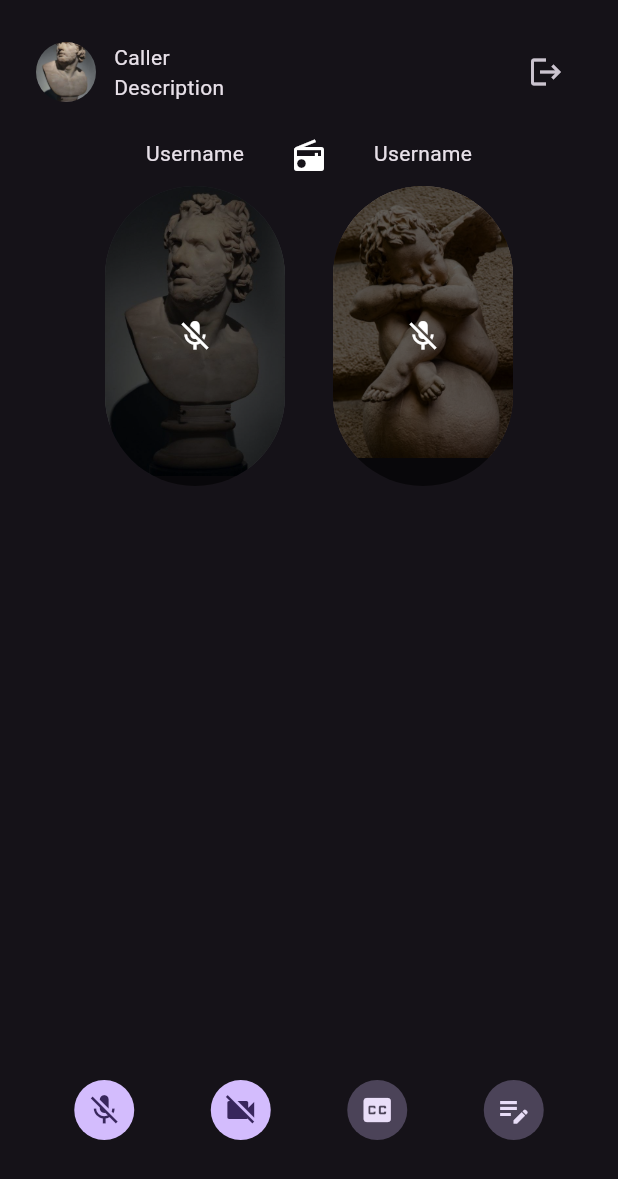
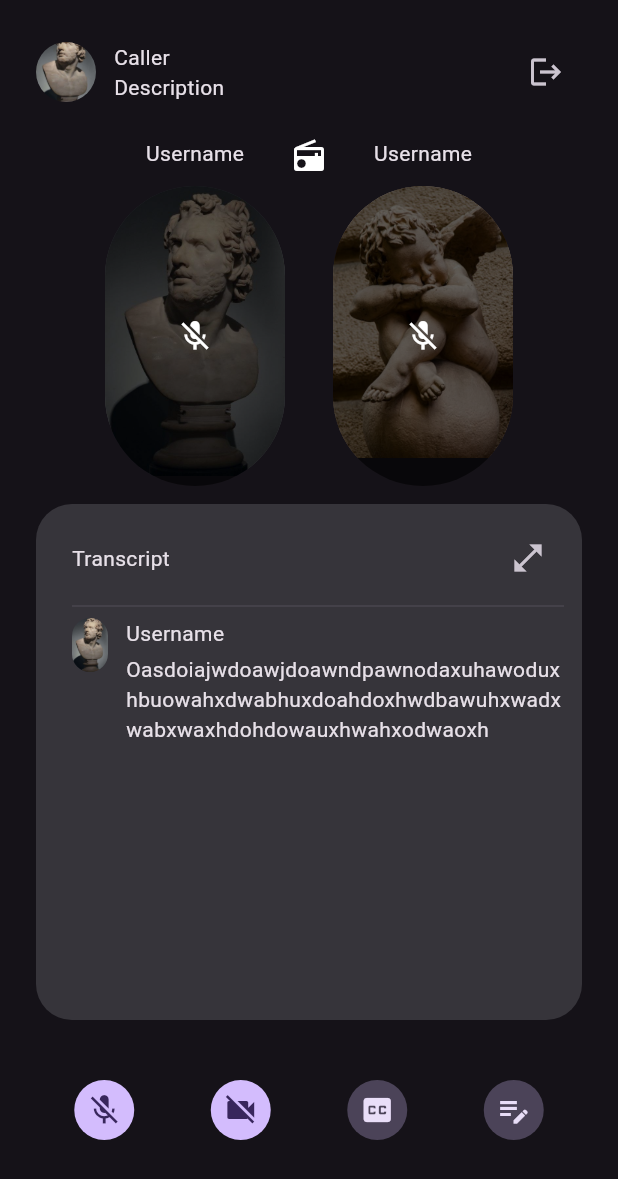
Before and after one commit to wiyantoeric/video_conference, a Flutter app: the SingleCallPage screen opened by its route, on a phone screen of 412 x 824 dp. Shown: the top 1179 px of the screen. Run offline on Flutter 3.47's test engine with Material 3 defaults, Android fonts, the phone set to English and light mode, and no system bars; our stand-ins replace go_router.

Commit message:
feat: create cc container

```diff
--- a/lib/widgets/double_participant_card.dart
+++ b/lib/widgets/double_participant_card.dart
@@ -19,7 +19,10 @@ class DoubleParticipantCard extends StatefulWidget {
 class _DoubleParticipantCardState extends State<DoubleParticipantCard> {
   @override
   Widget build(BuildContext context) {
-    return Row(
+    return Column(
+      mainAxisAlignment: MainAxisAlignment.center,
+      children: [
+        Row(
           crossAxisAlignment: CrossAxisAlignment.start,
           mainAxisAlignment: MainAxisAlignment.center,
           children: [
@@ -37,6 +40,97 @@ class _DoubleParticipantCardState extends State<DoubleParticipantCard> {
               isVideoOn: false,
             ),
           ],
+        ),
+        // May require cc posts : user desc, post content
+        CcContainer(),
+      ],
     );
   }
 }
+
+class CcContainer extends StatefulWidget {
+  const CcContainer({super.key});
+
+  @override
+  State<CcContainer> createState() => _CcContainerState();
+}
+
+class _CcContainerState extends State<CcContainer> {
+  @override
+  Widget build(BuildContext context) {
+    return Expanded(
+      child: Column(
+        children: [
+          SizedBox(height: 12),
+          // Cc container
+          Expanded(
+            child: Container(
+              padding: EdgeInsets.fromLTRB(24, 12, 12, 12),
+              decoration: BoxDecoration(
+                borderRadius: BorderRadius.circular(24),
+                color: Theme.of(context).colorScheme.surfaceContainerHighest,
+              ),
+              child: Column(
+                children: [
+                  Row(
+                    mainAxisAlignment: MainAxisAlignment.spaceBetween,
+                    children: [
+                      Text('Transcript'),
+                      IconButton(
+                        onPressed: () {},
+                        icon: Icon(Icons.open_in_full),
+                      ),
+                    ],
+                  ),
+                  Divider(),
+                  UserCcPost(),
+                ],
+              ),
+            ),
+          ),
+        ],
+      ),
+    );
+  }
+}
+
+class UserCcPost extends StatelessWidget {
+  const UserCcPost({
+    super.key,
+  });
+
+  @override
+  Widget build(BuildContext context) {
+    return Row(
+      crossAxisAlignment: CrossAxisAlignment.start,
+      children: [
+        // Pfp
+        SizedBox(
+          width: 24,
+          height: 36,
+          child: ClipRRect(
+            borderRadius: BorderRadius.circular(1000),
+            child: Image.asset(
+              'assets/images/pfp_1.jpg',
+              fit: BoxFit.cover,
+            ),
+          ),
+        ),
+        SizedBox(width: 12),
+        // Post content
+        Expanded(
+          child: Column(
+            crossAxisAlignment: CrossAxisAlignment.start,
+            children: [
+              Text('Username'),
+              SizedBox(height: 4),
+              Text(
+                'Oasdoiajwdoawjdoawndpawnodaxuhawoduxhbuowahxdwabhuxdoahdoxhwdbawuhxwadxwabxwaxhdohdowauxhwahxodwaoxh',
+              ),
+            ],
+          ),
+        ),
+      ],
+    );
+  }
+}
```
Lines whose indentation alone changed are shown as unchanged.
